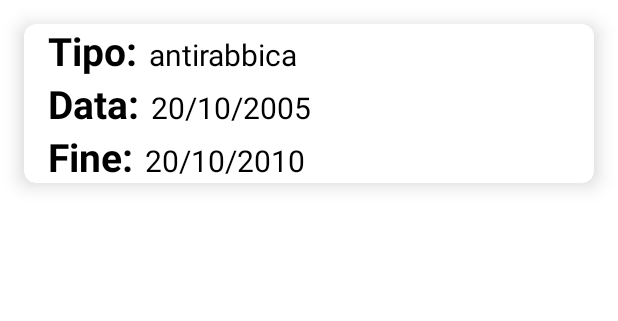
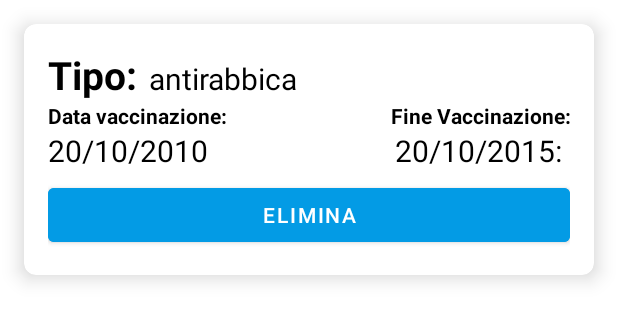
Before and after one commit to FedericoCopes/MyPet_Android, an Android app: the layout item_vax.xml on its own in the app's theme, with its tools: preview values and no code run, on a phone screen of 412 x 824 dp. Shown: the top 321 px of the screen. Run offline under Robolectric (Android 15) with nearby library versions, the phone set to English and light mode, and no system bars; Roboto replaces fonts that are not available here.

Commit message:
eliminazione vaccino

```diff
--- a/Navbar/app/src/main/java/com/example/navbar/vaxlist.java
+++ b/Navbar/app/src/main/java/com/example/navbar/vaxlist.java
@@ -57,7 +57,7 @@ public class vaxlist extends AppCompatActivity {
         recyclerView.setHasFixedSize(true);
         recyclerView.setLayoutManager(new LinearLayoutManager(this));
         list = new ArrayList<>();
-        myAdapter = new MyAdapter(this, list);
+        myAdapter = new MyAdapter(this, list, nomeUtente);
         recyclerView.setAdapter(myAdapter);
         database.addValueEventListener(new ValueEventListener() {
             @Override
@@ -65,9 +65,6 @@ public class vaxlist extends AppCompatActivity {
                 for (DataSnapshot dataSnapshot : snapshot.getChildren()) {
                     Vaccino vax = dataSnapshot.getValue(Vaccino.class);
                     list.add(vax);
-
-
-
                 }
                 myAdapter.notifyDataSetChanged();
             }
@@ -78,6 +75,7 @@ public class vaxlist extends AppCompatActivity {
             public void onCancelled(@NonNull DatabaseError error) {
             }
         });
+
 
 
 
--- a/Navbar/app/src/main/res/layout/item_vax.xml
+++ b/Navbar/app/src/main/res/layout/item_vax.xml
@@ -5,14 +5,17 @@
     android:layout_height="wrap_content"
     xmlns:app="http://schemas.android.com/apk/res-auto"
     app:cardElevation="8dp"
+    app:contentPaddingRight="16dp"
     app:cardCornerRadius="8dp"
     android:layout_margin="16dp">
 
     <LinearLayout
 
-        android:layout_width="wrap_content"
+        android:layout_width="match_parent"
         android:layout_height="wrap_content"
+        android:layout_marginTop="16dp"
         android:layout_marginLeft="16dp"
+        android:layout_marginBottom="16dp"
         android:orientation="vertical">
 
         <LinearLayout
@@ -41,56 +44,71 @@
         </LinearLayout>
 
         <LinearLayout
-            android:layout_width="wrap_content"
+            android:layout_width="match_parent"
             android:layout_height="wrap_content"
-            android:layout_gravity="center_vertical"
             android:orientation="horizontal">
 
             <TextView
-                android:layout_width="wrap_content"
+                android:layout_width="0dp"
+                android:layout_weight="1"
                 android:layout_height="wrap_content"
-                android:text="Data:"
+                android:text="Data vaccinazione:"
                 android:textColor="@color/black"
-                android:textSize="26sp"
-                android:textStyle="bold"/>
+                android:textSize="14dp"
+                android:textStyle="bold"
+                android:gravity="start"
+                />
 
             <TextView
-                android:id="@+id/tvdata"
-                android:layout_width="wrap_content"
+                android:layout_width="0dp"
+                android:layout_weight="1"
                 android:layout_height="wrap_content"
-                android:layout_marginLeft="8dp"
-                android:text="20/10/2005"
+                android:text="Fine Vaccinazione:"
                 android:textColor="@color/black"
-                android:textSize="20sp" />
+                android:textSize="14dp"
+                android:textStyle="bold"
+                android:gravity="end"
+                />
 
         </LinearLayout>
 
         <LinearLayout
-            android:layout_width="wrap_content"
+            android:layout_width="match_parent"
             android:layout_height="wrap_content"
-            android:layout_gravity="center_vertical"
-            android:orientation="horizontal">
+            android:orientation="horizontal"
+            android:paddingBottom="5dp">
 
             <TextView
-                android:layout_width="wrap_content"
+                android:id="@+id/tvdata"
+                android:layout_width="0dp"
+                android:layout_weight="1"
                 android:layout_height="wrap_content"
-                android:text="Fine:"
+                android:text="20/10/2010"
                 android:textColor="@color/black"
-                android:textSize="26sp"
-                android:textStyle="bold"/>
+                android:textSize="20sp"
+                android:gravity="start"
+                />
 
             <TextView
                 android:id="@+id/tvfine"
-                android:layout_width="wrap_content"
+                android:layout_width="0dp"
+                android:layout_weight="1"
                 android:layout_height="wrap_content"
-                android:layout_marginLeft="8dp"
-                android:text="20/10/2010"
+                android:text="20/10/2015:"
                 android:textColor="@color/black"
-                android:textSize="20sp" />
+                android:textSize="20sp"
+                android:gravity="end"
+                android:paddingRight="5dp"
+                />
 
         </LinearLayout>
 
-
+        <Button
+            android:id="@+id/tvdelate"
+            android:layout_width="match_parent"
+            android:layout_height="wrap_content"
+            android:text="Elimina"
+            android:backgroundTint="@color/light_blue_600"/>
 
     </LinearLayout>
 
```
Also changed, not shown: Navbar/app/src/main/java/com/example/navbar/MyAdapter.java (+43 -15 lines), Navbar/app/src/main/res/layout/activity_vaxlist.xml (+0 -13 lines).
